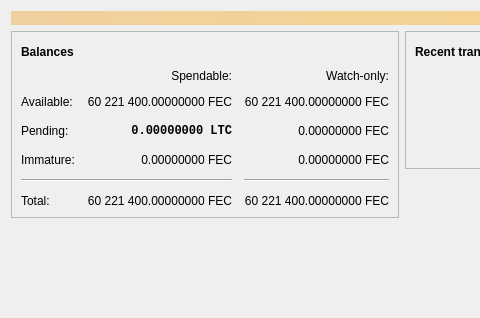
koh-gt/ferrite-core, file src/qt/forms/overviewpage.ui: the form before one commit; both pictures show x 0 to 480 and y 0 to 318 of the 798 by 318 pixel window.
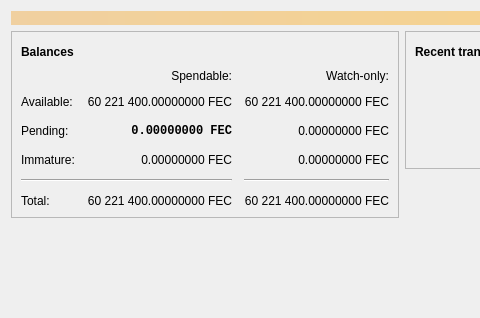
The form after the commit. Icons and pictures are not drawn. Custom widgets are drawn as their Qt base class.

```diff
--- a/src/qt/forms/overviewpage.ui
+++ b/src/qt/forms/overviewpage.ui
@@ -149,7 +149,7 @@
                <string>Total of transactions that have yet to be confirmed, and do not yet count toward the spendable balance</string>
               </property>
               <property name="text">
-               <string notr="true">0.00000000 LTC</string>
+               <string notr="true">0.00000000 FEC</string>
               </property>
               <property name="alignment">
                <set>Qt::AlignRight|Qt::AlignTrailing|Qt::AlignVCenter</set>
```
Left out of the diff: 4 changed lines with no effect on the pictures.
